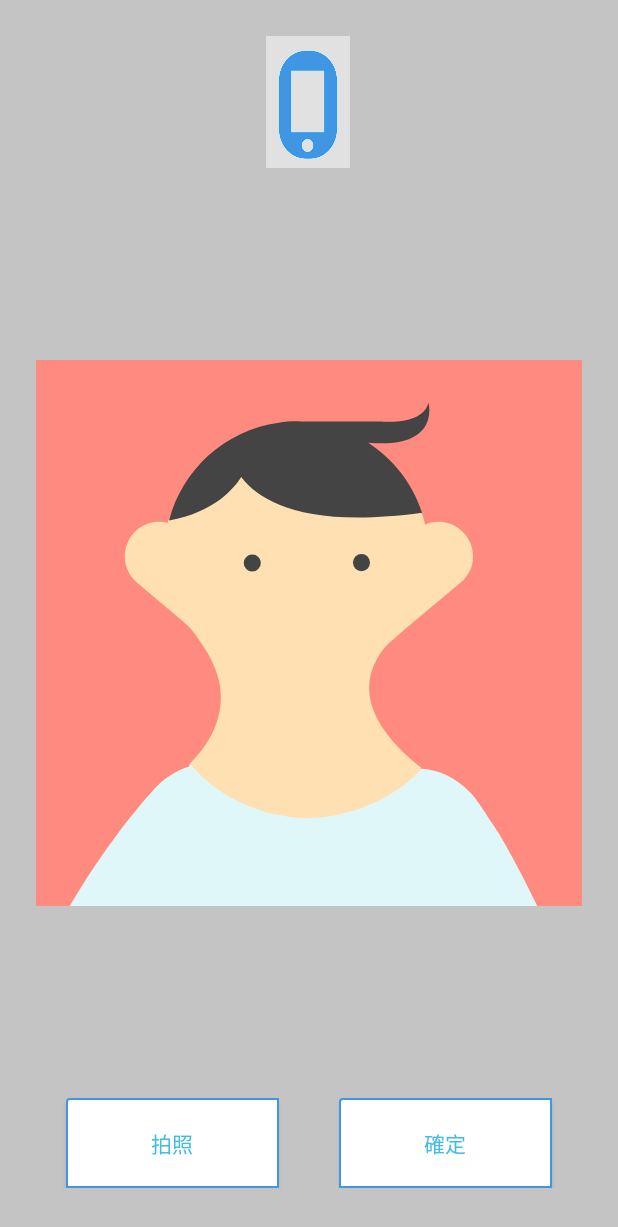
After one commit to kevin77688/Face_recognition, an Android app: the CameraPhotoSelection screen opened directly, with no data from a screen before it, on a phone screen of 412 x 824 dp. The commit adds this screen. Shown: the top 1227 px of the screen. Run offline under Robolectric (Android 15) with nearby library versions, the phone set to English and light mode, and no system bars.

Commit message:
Pass data between activity test

```diff
--- a/FaceRecognitionApp/app/src/main/AndroidManifest.xml
+++ b/FaceRecognitionApp/app/src/main/AndroidManifest.xml
@@ -28,7 +28,8 @@
         android:roundIcon="@mipmap/ic_launcher_round"
         android:supportsRtl="true"
         android:theme="@style/AppTheme">
-        <activity android:name=".Teacher.TeacherCheckRollCall"></activity>
+        <activity android:name=".Camera.CameraPhotoSelection"></activity>
+        <activity android:name=".Teacher.TeacherCheckRollCall" />
         <activity android:name=".Student.StudentUploadTest" />
         <activity android:name=".Login" />
         <activity android:name=".Student.StudentOperation" />
--- /dev/null
+++ b/FaceRecognitionApp/app/src/main/java/org/ntut/faceRecognition/Camera/CameraPhotoSelection.java
@@ -0,0 +1,85 @@
+package org.ntut.faceRecognition.Camera;
+
+import androidx.appcompat.app.AppCompatActivity;
+
+import android.app.Activity;
+import android.content.Intent;
+import android.graphics.Bitmap;
+import android.graphics.BitmapFactory;
+import android.os.Bundle;
+import android.os.Environment;
+import android.util.Log;
+import android.view.View;
+import android.widget.Button;
+import android.widget.ImageView;
+
+import org.ntut.faceRecognition.R;
+import org.ntut.faceRecognition.Utility.ImageSaver;
+import org.ntut.faceRecognition.Utility.Utils;
+
+import java.io.File;
+import java.io.FileInputStream;
+import java.io.FileNotFoundException;
+
+public class CameraPhotoSelection extends AppCompatActivity {
+
+    private static final int GET_PHOTO_FORM_CAMERA = 1;
+    private Button cameraButton, confirmButton;
+    private ImageView captureView;
+
+    @Override
+    protected void onCreate(Bundle savedInstanceState) {
+        super.onCreate(savedInstanceState);
+        setContentView(R.layout.activity_camera_photo_selection);
+
+        findView();
+        setCameraButton();
+    }
+
+    @Override
+    protected void onActivityResult(int requestCode, int resultCode, Intent intent) {
+        super.onActivityResult(requestCode, resultCode, intent);
+        Log.e("Request code", Integer.toString(requestCode));
+        Log.e("GET_PHOTO_FORM_CAMERA", Integer.toString(requestCode));
+        if (requestCode == GET_PHOTO_FORM_CAMERA) {
+            if(resultCode == Activity.RESULT_OK){
+                try{
+                    Bitmap bitmap = new ImageSaver(this).
+                            setFileName("captureImage.png").
+                            setDirectoryName("images").
+                            load();
+                    bitmap = Bitmap.createScaledBitmap(bitmap,  600 ,600, true);
+                    captureView.setImageBitmap(bitmap);
+                    captureView.invalidate();
+                    captureView.postInvalidate();
+                } catch (Exception e){
+                    e.printStackTrace();
+                }
+            }
+            else if (resultCode == Activity.RESULT_CANCELED) {
+                Utils.showToast("Canceled", CameraPhotoSelection.this);
+            }
+        }
+    }
+
+    private void findView(){
+        cameraButton = findViewById(R.id.take_photo_button);
+        confirmButton = findViewById(R.id.confirm_button);
+        captureView = findViewById(R.id.capture_view);
+    }
+
+    private void setCameraButton(){
+        cameraButton.setOnClickListener(new View.OnClickListener() {
+            @Override
+            public void onClick(View v) {
+                gotoPage(CameraCapture.class);
+            }
+        });
+    }
+
+    private void gotoPage(Class c) {
+        Intent intent = new Intent();
+        intent.setClass(CameraPhotoSelection.this, c);
+        startActivityForResult(intent, GET_PHOTO_FORM_CAMERA);
+    }
+}
--- a/FaceRecognitionApp/app/src/main/java/org/ntut/faceRecognition/MainActivity.java
+++ b/FaceRecognitionApp/app/src/main/java/org/ntut/faceRecognition/MainActivity.java
@@ -9,6 +9,7 @@ import androidx.appcompat.app.AppCompatActivity;
 
 import org.ntut.faceRecognition.Camera.CameraActivity;
 import org.ntut.faceRecognition.Camera.CameraCapture;
+import org.ntut.faceRecognition.Camera.CameraPhotoSelection;
 
 public class MainActivity extends AppCompatActivity {
 
@@ -43,7 +44,7 @@ public class MainActivity extends AppCompatActivity {
         contact_button.setOnClickListener(new View.OnClickListener() {
             @Override
             public void onClick(View v) {
-                gotoPage(CameraCapture.class);
+                gotoPage(CameraPhotoSelection.class);
             }
         });
     }
--- /dev/null
+++ b/FaceRecognitionApp/app/src/main/res/drawable/avatar_1.xml
@@ -0,0 +1,40 @@
+<!--
+  ~ Copyright 2015 Google Inc. All Rights Reserved.
+  ~
+  ~ Licensed under the Apache License, Version 2.0 (the "License");
+  ~ you may not use this file except in compliance with the License.
+  ~ You may obtain a copy of the License at
+  ~
+  ~      http://www.apache.org/licenses/LICENSE-2.0
+  ~
+  ~ Unless required by applicable law or agreed to in writing, software
+  ~ distributed under the License is distributed on an "AS IS" BASIS,
+  ~ WITHOUT WARRANTIES OR CONDITIONS OF ANY KIND, either express or implied.
+  ~ See the License for the specific language governing permissions and
+  ~ limitations under the License.
+  -->
+
+<vector xmlns:android="http://schemas.android.com/apk/res/android"
+        android:width="128dp"
+        android:height="128dp"
+        android:viewportHeight="128.0"
+        android:viewportWidth="128.0">
+    <path
+            android:fillColor="#FF8A80"
+            android:pathData="M0 0h128v128h-128z" />
+    <path
+            android:fillColor="#FFE0B2"
+            android:pathData="M36.3 94.8c6.4 7.3 16.2 12.1 27.3 12.4 10.7,-.3 20.3,-4.7 26.7,-11.6l.2.1c-17,-13.3,-12.9,-23.4,-8.5,-28.6 1.3,-1.2 2.8,-2.5 4.4,-3.9l13.1,-11c1.5,-1.2 2.6,-3 2.9,-5.1.6,-4.4,-2.5,-8.4,-6.9,-9.1,-1.5,-.2,-3 0,-4.3.6,-.3,-1.3,-.4,-2.7,-1.6,-3.5,-1.4,-.9,-2.8,-1.7,-4.2,-2.5,-7.1,-3.9,-14.9,-6.6,-23,-7.9,-5.4,-.9,-11,-1.2,-16.1.7,-3.3 1.2,-6.1 3.2,-8.7 5.6,-1.3 1.2,-2.5 2.4,-3.7 3.7l-1.8 1.9c-.3.3,-.5.6,-.8.8,-.1.1,-.2 0,-.4.2.1.2.1.5.1.6,-1,-.3,-2.1,-.4,-3.2,-.2,-4.4.6,-7.5 4.7,-6.9 9.1.3 2.1 1.3 3.8 2.8 5.1l11 9.3c1.8 1.5 3.3 3.8 4.6 5.7 1.5 2.3 2.8 4.9 3.5 7.6 1.7 6.8,-.8 13.4,-5.4 18.4,-.5.6,-1.1 1,-1.4 1.7,-.2.6,-.4 1.3,-.6 2,-.4 1.5,-.5 3.1,-.3 4.6.4 3.1 1.8 6.1 4.1 8.2 3.3 3 8 4 12.4 4.5 5.2.6 10.5.7 15.7.2 4.5,-.4 9.1,-1.2 13,-3.4 5.6,-3.1 9.6,-8.9 10.5,-15.2m-14.4,-49.8c.9 0 1.6.7 1.6 1.6 0 .9,-.7 1.6,-1.6 1.6,-.9 0,-1.6,-.7,-1.6,-1.6,-.1,-.9.7,-1.6 1.6,-1.6zm-25.7 0c.9 0 1.6.7 1.6 1.6 0 .9,-.7 1.6,-1.6 1.6,-.9 0,-1.6,-.7,-1.6,-1.6,-.1,-.9.7,-1.6 1.6,-1.6z" />
+    <path
+            android:fillColor="#E0F7FA"
+            android:pathData="M105.3 106.1c-.9,-1.3,-1.3,-1.9,-1.3,-1.9l-.2,-.3c-.6,-.9,-1.2,-1.7,-1.9,-2.4,-3.2,-3.5,-7.3,-5.4,-11.4,-5.7 0 0 .1 0 .1.1l-.2,-.1c-6.4 6.9,-16 11.3,-26.7 11.6,-11.2,-.3,-21.1,-5.1,-27.5,-12.6,-.1.2,-.2.4,-.2.5,-3.1.9,-6 2.7,-8.4 5.4l-.2.2s-.5.6,-1.5 1.7c-.9 1.1,-2.2 2.6,-3.7 4.5,-3.1 3.9,-7.2 9.5,-11.7 16.6,-.9 1.4,-1.7 2.8,-2.6 4.3h109.6c-3.4,-7.1,-6.5,-12.8,-8.9,-16.9,-1.5,-2.2,-2.6,-3.8,-3.3,-5z" />
+    <path
+            android:fillColor="#444"
+            android:pathData="M76.3,47.5 m-2.0, 0 a 2.0,2.0 0 1,1 4.0,0 a2.0,2.0 0 1,1 -4.0,0" />
+    <path
+            android:fillColor="#444"
+            android:pathData="M50.7,47.6 m-2.0, 0 a 2.0,2.0 0 1,1 4.0,0 a2.0,2.0 0 1,1 -4.0,0" />
+    <path
+            android:fillColor="#444"
+            android:pathData="M48.1 27.4c4.5 5.9 15.5 12.1 42.4 8.4,-2.2,-6.9,-6.8,-12.6,-12.6,-16.4 17.2 1.5 14.1,-9.4 14.1,-9.4,-1.4 5.5,-11.1 4.4,-11.1 4.4h-18.8c-1.7,-.1,-3.4 0,-5.2.3,-12.8 1.8,-22.6 11.1,-25.7 22.9 10.6,-1.9 15.3,-7.6 16.9,-10.2z" />
+</vector>
--- /dev/null
+++ b/FaceRecognitionApp/app/src/main/res/layout/activity_camera_photo_selection.xml
@@ -0,0 +1,81 @@
+<?xml version="1.0" encoding="utf-8"?>
+<androidx.constraintlayout.widget.ConstraintLayout xmlns:android="http://schemas.android.com/apk/res/android"
+    xmlns:app="http://schemas.android.com/apk/res-auto"
+    xmlns:tools="http://schemas.android.com/tools"
+    android:layout_width="match_parent"
+    android:layout_height="match_parent"
+    tools:context=".Teacher.TeacherOperationTakePhoto">
+
+    <ImageView
+        android:id="@+id/main_background"
+        android:layout_width="0dp"
+        android:layout_height="0dp"
+        android:background="#C4C4C4"
+        android:scaleType="fitXY"
+        app:layout_constraintBottom_toBottomOf="parent"
+        app:layout_constraintEnd_toEndOf="parent"
+        app:layout_constraintStart_toStartOf="parent"
+        app:layout_constraintTop_toTopOf="parent" />
+
+    <ImageView
+        android:id="@+id/capture_view"
+        android:layout_width="0dp"
+        android:layout_height="0dp"
+        android:layout_marginStart="24dp"
+        android:layout_marginTop="24dp"
+        android:layout_marginEnd="24dp"
+        android:layout_marginBottom="24dp"
+        app:layout_constraintBottom_toTopOf="@+id/linearLayout"
+        app:layout_constraintEnd_toEndOf="parent"
+        app:layout_constraintStart_toStartOf="parent"
+        app:layout_constraintTop_toBottomOf="@+id/logo_icon"
+        app:srcCompat="@drawable/avatar_1" />
+
+    <TextView
+        android:id="@+id/logo_icon"
+        android:layout_width="56dp"
+        android:layout_height="88dp"
+        android:layout_marginTop="24dp"
+        android:background="@drawable/myphone_gray"
+        app:layout_constraintEnd_toEndOf="parent"
+        app:layout_constraintHorizontal_bias="0.498"
+        app:layout_constraintStart_toStartOf="parent"
+        app:layout_constraintTop_toTopOf="parent" />
+
+
+    <LinearLayout
+        android:id="@+id/linearLayout"
+        android:layout_width="match_parent"
+        android:layout_height="60dp"
+        android:layout_marginStart="24dp"
+        android:layout_marginEnd="24dp"
+        android:layout_marginBottom="32dp"
+        android:orientation="horizontal"
+        app:layout_constraintBottom_toBottomOf="parent"
+        app:layout_constraintEnd_toEndOf="parent"
+        app:layout_constraintStart_toStartOf="parent">
+
+        <Button
+            android:id="@+id/take_photo_button"
+            android:layout_width="wrap_content"
+            android:layout_height="match_parent"
+            android:layout_marginStart="20dp"
+            android:layout_marginEnd="20dp"
+            android:layout_weight="1"
+            android:background="@drawable/button_white"
+            android:text="@string/take_photo_button"
+            android:textColor="#41BCE3" />
+
+        <Button
+            android:id="@+id/confirm_button"
+            android:layout_width="wrap_content"
+            android:layout_height="match_parent"
+            android:layout_marginStart="20dp"
+            android:layout_marginEnd="20dp"
+            android:layout_weight="1"
+            android:background="@drawable/button_white"
+            android:text="@string/confirm_button"
+            android:textColor="#41BCE3" />
+    </LinearLayout>
+
+</androidx.constraintlayout.widget.ConstraintLayout>
--- a/FaceRecognitionApp/app/src/main/res/values/strings.xml
+++ b/FaceRecognitionApp/app/src/main/res/values/strings.xml
@@ -29,4 +29,5 @@
     <string name="check_attendance_button">查看出缺席名單</string>
     <string name="auto_check_attendance_button">拍照點名</string>
     <string name="manual_check_attendance_button">手動點名</string>
+    <string name="take_photo_button">拍照</string>
 </resources>
```
Also changed, not shown: FaceRecognitionApp/app/src/main/java/org/ntut/faceRecognition/Camera/CameraCapture.java (+25 -3 lines), FaceRecognitionApp/app/src/main/java/org/ntut/faceRecognition/Utility/ImageSaver.java (added, +111 -0 lines).
